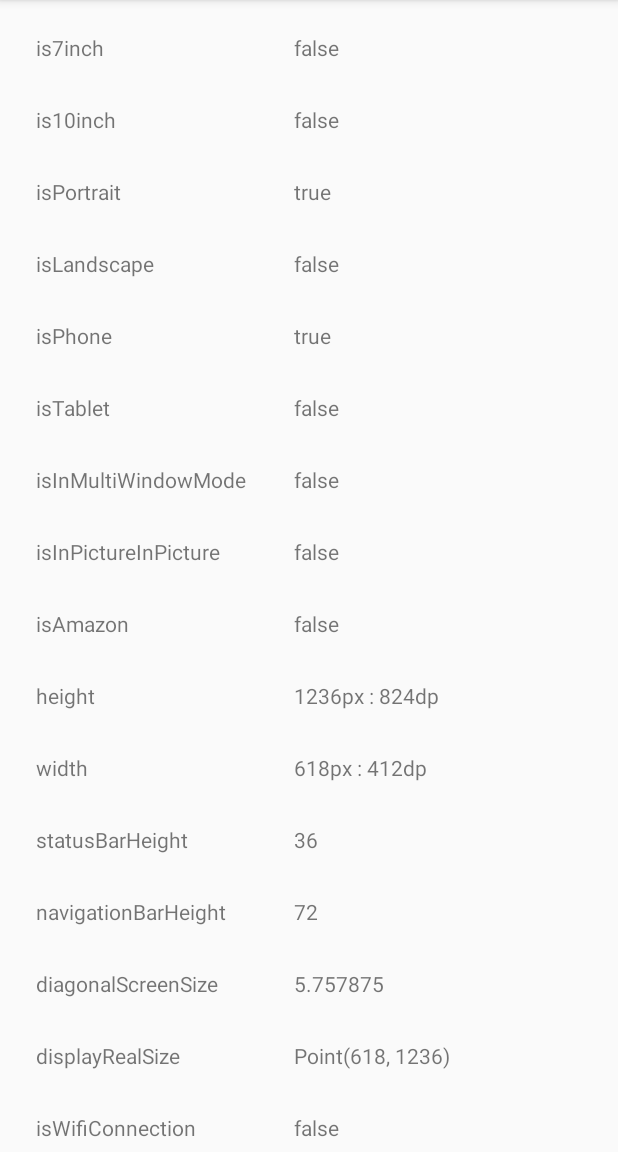
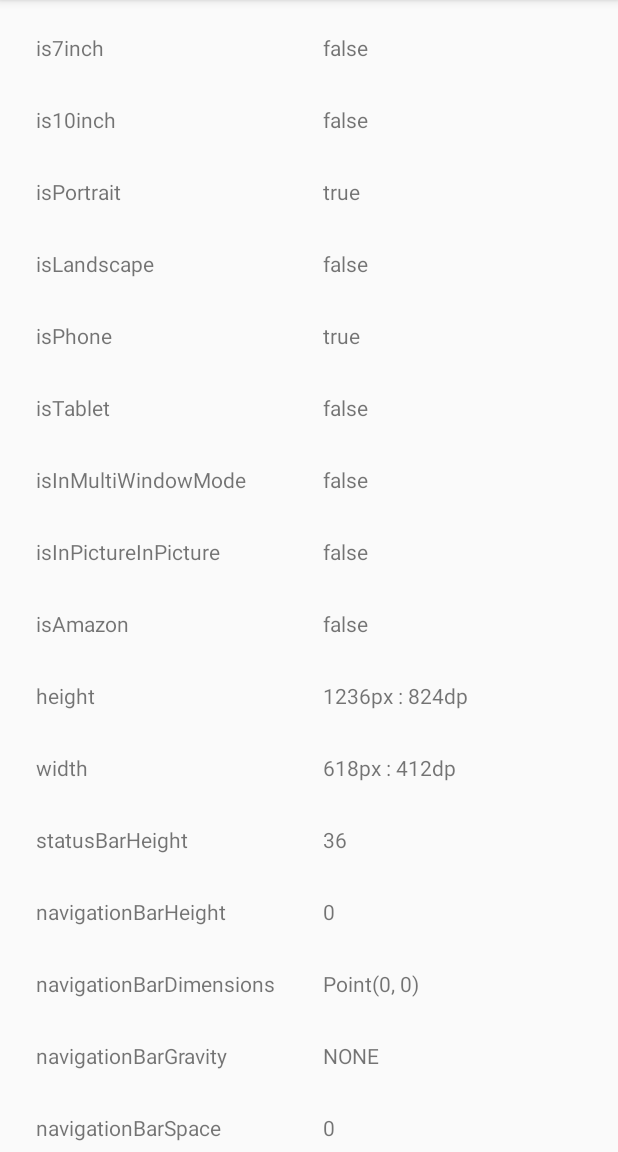
Before and after one commit to eyeem/deviceinfo, an Android app: the screen it shows after launch (MainActivity), on a phone screen of 412 x 824 dp, the part 84-1236 px from its top. Run offline under Robolectric (Android 15) with nearby library versions, the phone set to English and light mode, and no system bars; our stand-ins replace ButterKnife.

Commit message:
updated navigation bar height to support more devices and orientations

```diff
--- a/library/build.gradle
+++ b/library/build.gradle
@@ -43,7 +43,7 @@ android {
     buildToolsVersion "24.0.0"
 
     defaultConfig {
-        minSdkVersion 9
+        minSdkVersion 13
         targetSdkVersion 24
         versionCode 1
         versionName "1.0"
--- a/library/src/main/java/com/eyeem/deviceinfo/DeviceInfo.java
+++ b/library/src/main/java/com/eyeem/deviceinfo/DeviceInfo.java
@@ -12,6 +12,10 @@ import android.view.View;
  * Created by budius on 07.07.15.
  */
 public class DeviceInfo {
+
+   public enum NavigationBarGravity {
+      HORIZONTAL, VERTICAL, NONE
+   }
 
    /**
     * Get or create an instance of DeviceInfo with all latest info about this device
@@ -112,8 +116,29 @@ public class DeviceInfo {
 
    /**
     * Device navigation bar height
+    * Deprecated: use {@link #navigationBarDimensions} or
+    * {@link #navigationBarGravity} with {@link #navigationBarSpace}
     */
-   public final int navigationBarHeight;
+   @Deprecated public final int navigationBarHeight;
+
+   /**
+    * Device navigation bar height or width.
+    * If navigationBarDimensions.x != 0, bar is on the left/right side.
+    * If navigationBarDimensions.y != 0, bar is on the bottom side.
+    */
+   public final Point navigationBarDimensions;
+
+   /**
+    * Device navigation bar gravity based on device orientation.
+    * HORIZONTAL, VERTICAL, NONE
+    */
+   public final NavigationBarGravity navigationBarGravity;
+
+   /**
+    * Space on screen that navigation bar is taking.
+    * To be used in combination with {@link #navigationBarGravity}
+    */
+   public final int navigationBarSpace;
 
    /**
     * Device diagonal screen in inches.
@@ -147,7 +172,7 @@ public class DeviceInfo {
          int widthDip,
          int smallestWidthDp,
          int statusBarHeight,
-         int navigationBarHeight,
+         Point navigationBarDimensions,
          float diagonalScreenSize,
          Point displayRealSize,
          Application app
@@ -167,7 +192,10 @@ public class DeviceInfo {
       this.widthDip = widthDip;
       this.smallestWidthDp = smallestWidthDp;
       this.statusBarHeight = statusBarHeight;
-      this.navigationBarHeight = navigationBarHeight;
+      this.navigationBarDimensions = navigationBarDimensions;
+      this.navigationBarGravity = getNavigationBarGravity();
+      this.navigationBarSpace = getNavigationBarHeight();
+      this.navigationBarHeight = getNavigationBarHeight();
       this.diagonalScreenSize = diagonalScreenSize;
       this.displayRealSize = displayRealSize;
       this.app = app;
@@ -198,4 +226,19 @@ public class DeviceInfo {
       }
    }
 
+   private int getNavigationBarHeight() {
+      return navigationBarDimensions.x > navigationBarDimensions.y ?
+            navigationBarDimensions.x : navigationBarDimensions.y;
+   }
+
+   private NavigationBarGravity getNavigationBarGravity() {
+      if (navigationBarDimensions.x == 0 && navigationBarDimensions.y == 0) {
+         return NavigationBarGravity.NONE;
+      } else if (navigationBarDimensions.x > navigationBarDimensions.y) {
+         return NavigationBarGravity.VERTICAL;
+      } else {
+         return NavigationBarGravity.HORIZONTAL;
+      }
+   }
+
 }
--- a/library/src/main/java/com/eyeem/deviceinfo/Factory.java
+++ b/library/src/main/java/com/eyeem/deviceinfo/Factory.java
@@ -12,6 +12,7 @@ import android.util.DisplayMetrics;
 import android.view.Display;
 import android.view.WindowManager;
 
+import java.lang.reflect.InvocationTargetException;
 import java.util.WeakHashMap;
 
 /**
@@ -60,7 +61,7 @@ public class Factory {
       int widthDip;
       int smallestWidthDp;
       int statusBarHeight;
-      int navigationBarHeight;
+      Point navigationBarDimensions; // can be width or height
       float diagonalScreenSize;
       Point displayRealSize;
 
@@ -104,7 +105,7 @@ public class Factory {
 
       // status/navigation bar height
       statusBarHeight = getAndroidResource(res, "status_bar_height");
-      navigationBarHeight = getAndroidResource(res, "navigation_bar_height");
+      navigationBarDimensions = getNavigationBarSize(context);
 
       di = new DeviceInfo(
             is7inch,
@@ -122,7 +123,7 @@ public class Factory {
             widthDip,
             smallestWidthDp,
             statusBarHeight,
-            navigationBarHeight,
+            navigationBarDimensions,
             diagonalScreenSize,
             displayRealSize,
             (Application) context.getApplicationContext());
@@ -233,4 +234,50 @@ public class Factory {
       dm.setToDefaults();
       return dm;
    }
+
+   // https://stackoverflow.com/questions/20264268/how-do-i-get-the-height-and-width-of-the-android-navigation-bar-programmatically/29938139#29938139
+   public static Point getNavigationBarSize(Context context) {
+      Point appUsableSize = getAppUsableScreenSize(context);
+      Point realScreenSize = getRealScreenSize(context);
+
+      // navigation bar on the right
+      if (appUsableSize.x < realScreenSize.x) {
+         return new Point(realScreenSize.x - appUsableSize.x, 0);
+      }
+
+      // navigation bar at the bottom
+      if (appUsableSize.y < realScreenSize.y) {
+         return new Point(0, realScreenSize.y - appUsableSize.y);
+      }
+
+      // navigation bar is not present
+      return new Point();
+   }
+
+   public static Point getAppUsableScreenSize(Context context) {
+      WindowManager windowManager = (WindowManager) context.getSystemService(Context.WINDOW_SERVICE);
+      Display display = windowManager.getDefaultDisplay();
+      Point size = new Point();
+      display.getSize(size);
+      return size;
+   }
+
+   public static Point getRealScreenSize(Context context) {
+      WindowManager windowManager = (WindowManager) context.getSystemService(Context.WINDOW_SERVICE);
+      Display display = windowManager.getDefaultDisplay();
+      Point size = new Point();
+
+      if (Build.VERSION.SDK_INT >= 17) {
+         display.getRealSize(size);
+      } else if (Build.VERSION.SDK_INT >= 14) {
+         try {
+            size.x = (Integer) Display.class.getMethod("getRawWidth").invoke(display);
+            size.y = (Integer) Display.class.getMethod("getRawHeight").invoke(display);
+         } catch (IllegalAccessException e) {} catch (InvocationTargetException e) {} catch (NoSuchMethodException e) {}
+      }
+
+      return size;
+   }
+
+
 }
--- a/sample/build.gradle
+++ b/sample/build.gradle
@@ -6,7 +6,7 @@ android {
 
     defaultConfig {
         applicationId "com.eyeem.deviceinfo.sample"
-        minSdkVersion 9
+        minSdkVersion 13
         targetSdkVersion 24
         versionCode 1
         versionName "1.0"
--- a/sample/src/main/java/com/eyeem/deviceinfo/sample/MainActivity.java
+++ b/sample/src/main/java/com/eyeem/deviceinfo/sample/MainActivity.java
@@ -30,6 +30,9 @@ public class MainActivity extends AppCompatActivity {
    @Bind(R.id.width) TextView width;
    @Bind(R.id.statusBarHeight) TextView statusBarHeight;
    @Bind(R.id.navigationBarHeight) TextView navigationBarHeight;
+   @Bind(R.id.navigationBarDimensions) TextView navigationBarDimensions;
+   @Bind(R.id.navigationBarGravity) TextView navigationBarGravity;
+   @Bind(R.id.navigationBarSpace) TextView navigationBarSpace;
    @Bind(R.id.diagonalScreenSize) TextView diagonalScreenSize;
    @Bind(R.id.displayRealSize) TextView displayRealSize;
    @Bind(R.id.isWifiConnection) TextView isWifiConnection;
@@ -69,6 +72,9 @@ public class MainActivity extends AppCompatActivity {
       width.setText(String.format(Locale.ENGLISH, "%spx : %sdp", String.valueOf(di.widthPixels), String.valueOf(di.widthDip)));
       statusBarHeight.setText(String.valueOf(di.statusBarHeight));
       navigationBarHeight.setText(String.valueOf(di.navigationBarHeight));
+      navigationBarDimensions.setText(di.navigationBarDimensions.toString());
+      navigationBarGravity.setText(di.navigationBarGravity.toString());
+      navigationBarSpace.setText(String.valueOf(di.navigationBarSpace));
       diagonalScreenSize.setText(String.valueOf(di.diagonalScreenSize));
       displayRealSize.setText(String.valueOf(di.getDisplayRealSize()));
       isWifiConnection.setText(String.valueOf(di.isWifiConnection()));
--- a/sample/src/main/res/layout/activity_main.xml
+++ b/sample/src/main/res/layout/activity_main.xml
@@ -172,6 +172,42 @@
 
          <TextView
             style="@style/Text"
+            android:text="navigationBarDimensions"/>
+
+         <TextView
+            android:id="@+id/navigationBarDimensions"
+            style="@style/Text"
+            tools:text="navigationBarDimensions"/>
+      </TableRow>
+
+      <TableRow>
+
+         <TextView
+            style="@style/Text"
+            android:text="navigationBarGravity"/>
+
+         <TextView
+            android:id="@+id/navigationBarGravity"
+            style="@style/Text"
+            tools:text="navigationBarGravity"/>
+      </TableRow>
+
+      <TableRow>
+
+         <TextView
+            style="@style/Text"
+            android:text="navigationBarSpace"/>
+
+         <TextView
+            android:id="@+id/navigationBarSpace"
+            style="@style/Text"
+            tools:text="navigationBarSpace"/>
+      </TableRow>
+
+      <TableRow>
+
+         <TextView
+            style="@style/Text"
             android:text="diagonalScreenSize"/>
 
          <TextView
```
